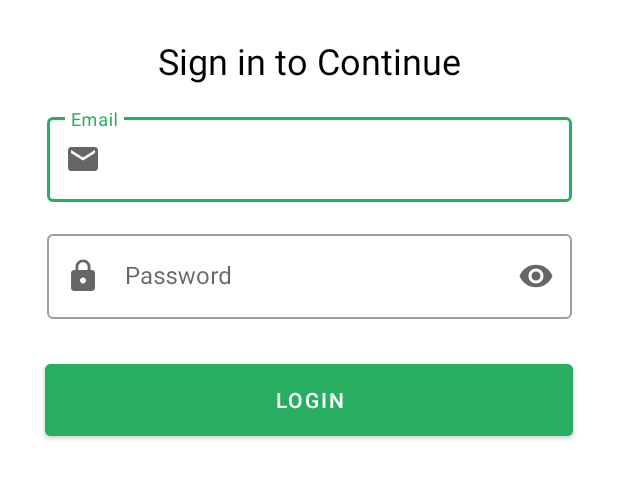
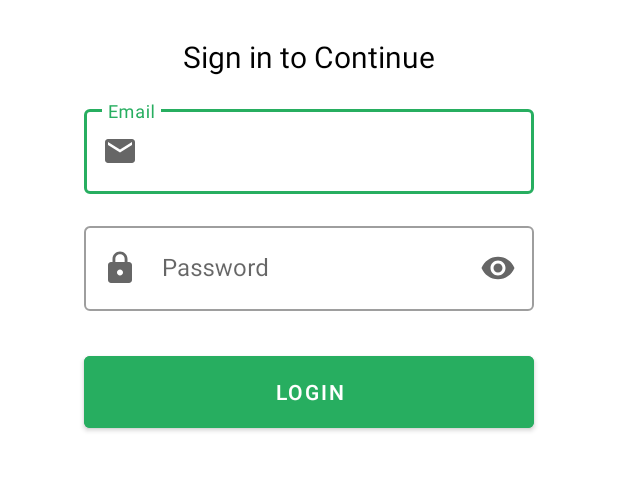
Before and after one commit to muhammadrafiulwap/udapos_kotlin, an Android app: the screen it shows after launch (LoginActivity), on a phone screen of 412 x 824 dp, the part 294-793 px from its top. Run offline under Robolectric (Android 15) with nearby library versions, the phone set to English and light mode, and no system bars.

Commit message:
Update validation email

```diff
--- a/app/build.gradle
+++ b/app/build.gradle
@@ -14,6 +14,10 @@ android {
         versionName "1.0"
 
         testInstrumentationRunner "androidx.test.runner.AndroidJUnitRunner"
+    }
+
+    buildFeatures {
+        viewBinding= true
     }
 
     buildTypes {
--- a/app/src/main/java/com/udacoding/pos/LoginActivity.kt
+++ b/app/src/main/java/com/udacoding/pos/LoginActivity.kt
@@ -1,11 +1,38 @@
 package com.udacoding.pos
 
+import android.content.res.ColorStateList
+import android.graphics.Color
 import androidx.appcompat.app.AppCompatActivity
 import android.os.Bundle
+import android.text.Editable
+import android.text.TextWatcher
+import android.view.LayoutInflater
+import androidx.core.widget.addTextChangedListener
+import androidx.core.widget.doAfterTextChanged
+import com.udacoding.pos.databinding.ActivityLoginBinding
+import com.udacoding.pos.utils.emailPattern
 
 class LoginActivity : AppCompatActivity() {
+
+    lateinit var binding: ActivityLoginBinding
+
     override fun onCreate(savedInstanceState: Bundle?) {
         super.onCreate(savedInstanceState)
-        setContentView(R.layout.activity_login)
+        binding = ActivityLoginBinding.inflate(layoutInflater)
+        setContentView(binding.root)
+
+        validateEmail()
+
     }
+
+    private fun validateEmail() {
+        binding.inputEmail.doAfterTextChanged {
+            if (!it.toString().matches(emailPattern().toRegex())){
+                binding.textInputLayoutEmail.error = getString(R.string.message_email_invalid)
+            } else {
+                binding.textInputLayoutEmail.isErrorEnabled = false
+            }
+        }
+    }
+
 }
--- /dev/null
+++ b/app/src/main/java/com/udacoding/pos/utils/Constant.kt
@@ -0,0 +1,6 @@
+package com.udacoding.pos.utils
+
+
+fun emailPattern() : String {
+    return "[a-zA-Z0-9._-]+@[a-z]+\\.+[a-z]+"
+}
--- a/app/src/main/res/layout/activity_login.xml
+++ b/app/src/main/res/layout/activity_login.xml
@@ -24,16 +24,16 @@
         android:layout_marginTop="24dp"
         android:text="@string/label_sign_in"
         android:textColor="@color/black"
-        android:textSize="24sp"
+        android:textSize="20sp"
         android:textStyle=""
         app:layout_constraintEnd_toEndOf="parent"
         app:layout_constraintStart_toStartOf="parent"
         app:layout_constraintTop_toBottomOf="@+id/imageLogo" />
 
     <com.google.android.material.textfield.TextInputLayout
-        android:id="@+id/textInputLayout"
+        android:id="@+id/textInputLayoutEmail"
         style="@style/Widget.MaterialComponents.TextInputLayout.OutlinedBox"
-        android:layout_width="350dp"
+        android:layout_width="300dp"
         android:layout_height="wrap_content"
         android:layout_marginStart="32dp"
         android:layout_marginTop="16dp"
@@ -46,20 +46,22 @@
         app:startIconDrawable="@drawable/ic_email">
 
         <com.google.android.material.textfield.TextInputEditText
+            android:id="@+id/inputEmail"
             android:layout_width="match_parent"
             android:layout_height="wrap_content"
+            android:inputType="textEmailAddress"
             android:hint="@string/label_email" />
     </com.google.android.material.textfield.TextInputLayout>
 
     <com.google.android.material.textfield.TextInputLayout
         android:id="@+id/textInputLayout2"
-        android:layout_width="350dp"
+        android:layout_width="300dp"
         android:layout_height="wrap_content"
         android:layout_marginTop="16dp"
         app:endIconMode="password_toggle"
         app:layout_constraintEnd_toEndOf="parent"
         app:layout_constraintStart_toStartOf="parent"
-        app:layout_constraintTop_toBottomOf="@+id/textInputLayout"
+        app:layout_constraintTop_toBottomOf="@+id/textInputLayoutEmail"
         app:startIconContentDescription="@string/label_password"
         app:startIconDrawable="@drawable/ic_lock"
         style="@style/Widget.MaterialComponents.TextInputLayout.OutlinedBox">
@@ -73,11 +75,9 @@
 
     <Button
         android:id="@+id/button"
-        android:layout_width="match_parent"
+        android:layout_width="300dp"
         android:layout_height="60dp"
         android:layout_marginTop="24dp"
-        android:layout_marginEnd="30dp"
-        android:layout_marginStart="30dp"
         android:text="@string/label_login"
         android:backgroundTint="@color/main_color"
         app:layout_constraintEnd_toEndOf="parent"
--- a/app/src/main/res/values-night/strings.xml
+++ b/app/src/main/res/values-night/strings.xml
@@ -4,4 +4,5 @@
     <string name="label_email">Email</string>
     <string name="label_password">Password</string>
     <string name="label_login">Login</string>
+    <string name="message_email_invalid">Email invalid</string>
 </resources>
--- a/app/src/main/res/values/strings.xml
+++ b/app/src/main/res/values/strings.xml
@@ -4,4 +4,5 @@
     <string name="label_email">Email</string>
     <string name="label_password">Password</string>
     <string name="label_login">Login</string>
+    <string name="message_email_invalid">Email invalid</string>
 </resources>
```
